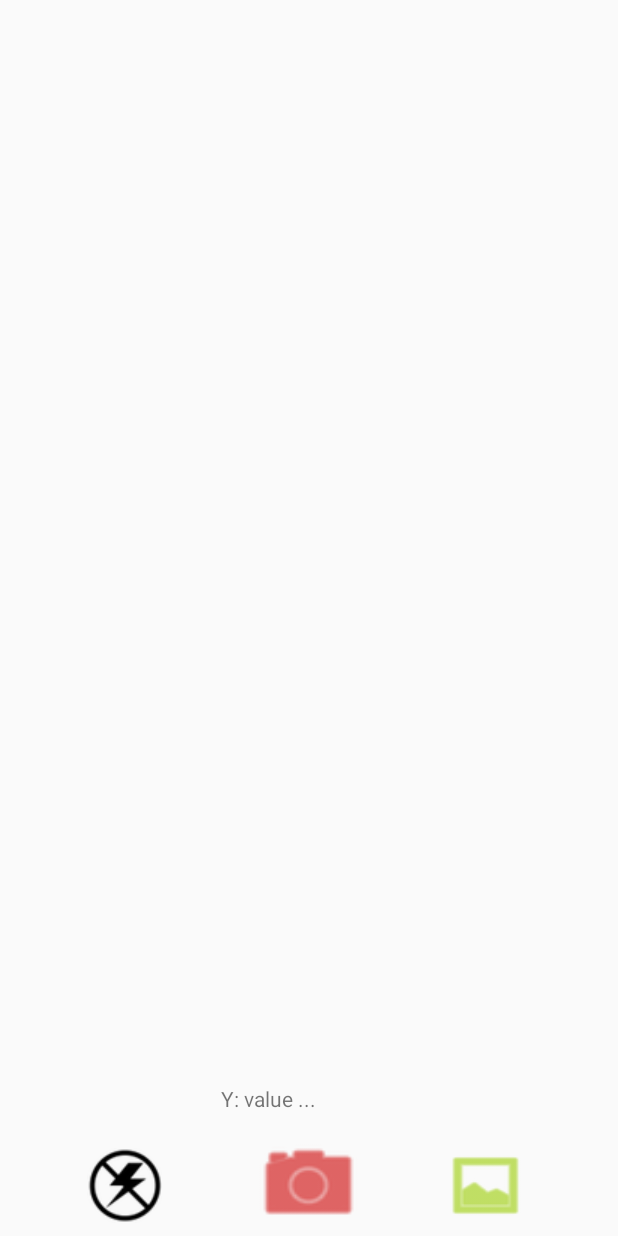
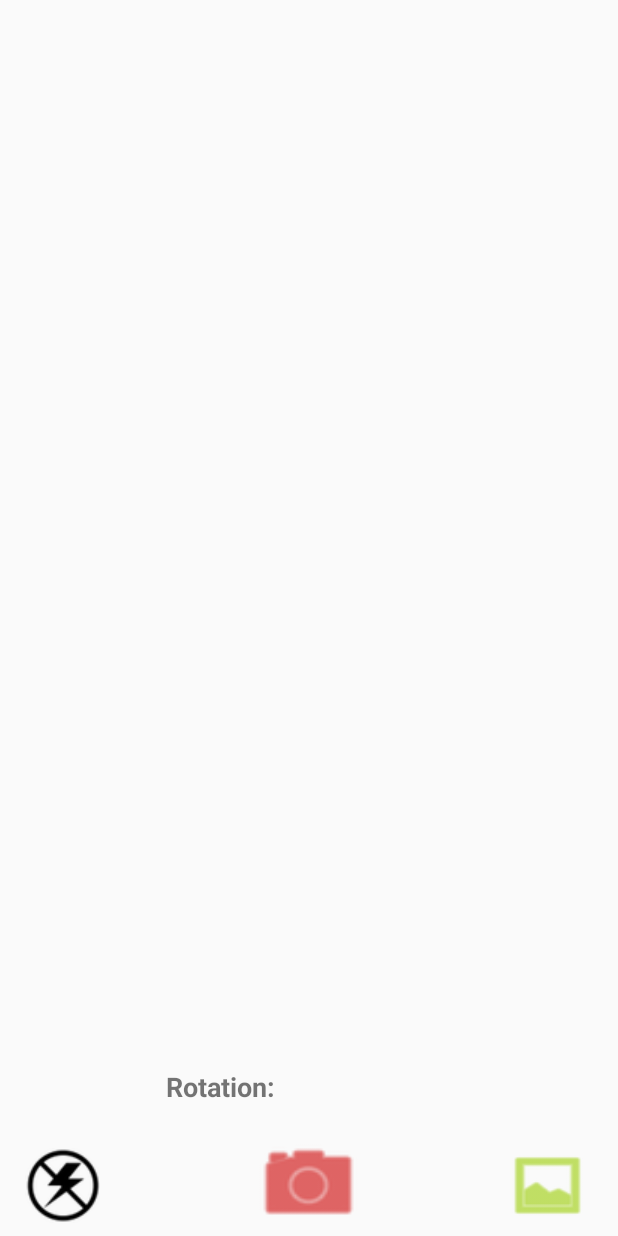
Before and after one commit to radugoada/StillCam, an Android app: the layout activity_main.xml on its own in the app's theme, with its tools: preview values and no code run, on a phone screen of 412 x 824 dp. Run offline under Robolectric (Android 15) with nearby library versions, the phone set to English and light mode, and no system bars.

Commit message:
Imported Java hardware libraries for Sensor Accelerometer Created and initialized Sensor Manager method Created text view field for showing rotation of Alpha(yaw phone rotation vertically) Added comments

```diff
--- a/app/src/main/res/layout/activity_main.xml
+++ b/app/src/main/res/layout/activity_main.xml
@@ -34,17 +34,20 @@
         android:layout_alignBaseline="@+id/button"
         android:layout_alignBottom="@+id/button"
         android:layout_marginStart="30dp"
-        android:layout_toEndOf="@+id/textView"
+        android:layout_toEndOf="@+id/yawText"
         android:background="@android:drawable/ic_menu_gallery"
         android:backgroundTint="@android:color/holo_green_light" />
 
     <TextView
-        android:id="@+id/textView"
-        android:layout_width="117dp"
-        android:layout_height="31dp"
+        android:id="@+id/yawText"
+        android:layout_width="200dp"
+        android:layout_height="42dp"
         android:layout_above="@+id/button"
         android:layout_centerHorizontal="true"
-        android:text="Y: value ..." />
+        android:text=" Rotation:  "
+        android:textAlignment="viewStart"
+        android:textSize="18sp"
+        android:textStyle="bold" />
 
     <ImageButton
         android:id="@+id/imageButton"
@@ -52,7 +55,7 @@
         android:layout_height="50dp"
         android:layout_alignTop="@+id/button2"
         android:layout_marginEnd="39dp"
-        android:layout_toStartOf="@+id/textView"
+        android:layout_toStartOf="@+id/yawText"
         android:background="@null"
         app:srcCompat="@drawable/flashoff" />
 
```
Also changed, not shown: app/src/main/java/com/company/radugoada/stillcam/MainActivity.java (+37 -3 lines).
